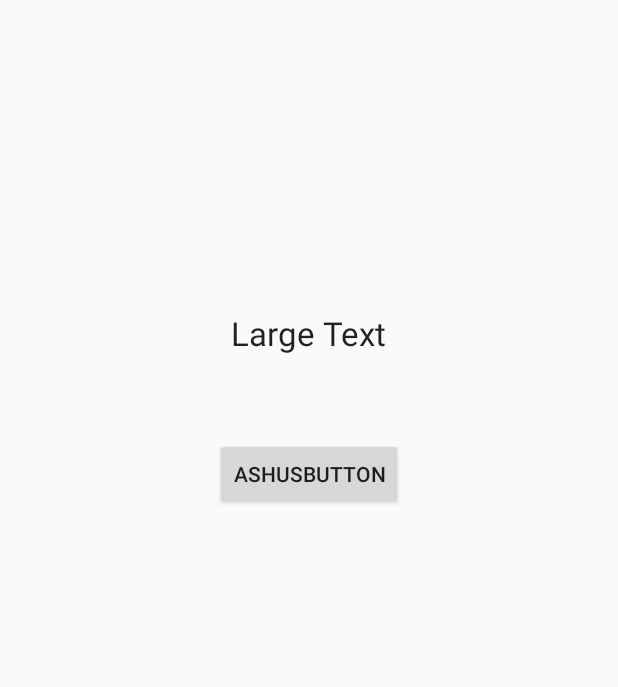
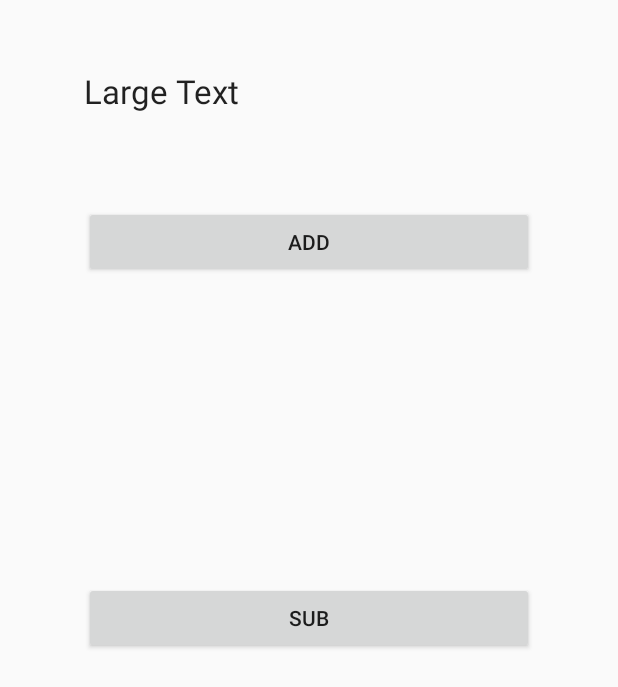
Before and after one commit to success999/HardWork, an Android app: the layout activity_main.xml on its own in the app's theme, with its tools: preview values and no code run, on a phone screen of 412 x 824 dp. Shown: the top 687 px of the screen. Run offline under Robolectric (Android 15) with nearby library versions, the phone set to English and light mode, and no system bars.

Commit message:
add Menu.java add Text.java add Splash.java

```diff
--- a/app/src/main/res/layout/activity_main.xml
+++ b/app/src/main/res/layout/activity_main.xml
@@ -1,26 +1,41 @@
 <RelativeLayout xmlns:android="http://schemas.android.com/apk/res/android"
-    xmlns:tools="http://schemas.android.com/tools" android:layout_width="match_parent"
-    android:layout_height="match_parent" android:paddingLeft="@dimen/activity_horizontal_margin"
+    xmlns:tools="http://schemas.android.com/tools"
+    android:layout_width="match_parent"
+    android:layout_height="match_parent"
+    android:paddingBottom="@dimen/activity_vertical_margin"
+    android:paddingLeft="@dimen/activity_horizontal_margin"
     android:paddingRight="@dimen/activity_horizontal_margin"
     android:paddingTop="@dimen/activity_vertical_margin"
-    android:paddingBottom="@dimen/activity_vertical_margin" tools:context=".MainActivity">
+    tools:context=".MainActivity">
+
+    <Button
+        android:id="@+id/addButton"
+        android:layout_width="wrap_content"
+        android:layout_height="wrap_content"
+        android:layout_alignParentTop="true"
+        android:layout_centerHorizontal="true"
+        android:layout_marginTop="121dp"
+        android:width="300dp"
+        android:text="ADD" />
 
     <TextView
+        android:id="@+id/ashusText"
         android:layout_width="wrap_content"
         android:layout_height="wrap_content"
-        android:textAppearance="?android:attr/textAppearanceLarge"
-        android:text="Large Text"
-        android:id="@+id/textView"
         android:layout_alignParentTop="true"
         android:layout_centerHorizontal="true"
-        android:layout_marginTop="191dp" />
+        android:layout_marginTop="30dp"
+        android:minWidth="300dp"
+        android:text="Large Text"
+        android:textAppearance="?android:attr/textAppearanceLarge"
+        android:minHeight="60dp" />
 
     <Button
+        android:id="@+id/subButton"
         android:layout_width="wrap_content"
         android:layout_height="wrap_content"
-        android:text="ashusButton"
-        android:id="@+id/button"
-        android:layout_below="@+id/textView"
         android:layout_centerHorizontal="true"
-        android:layout_marginTop="55dp" />
+        android:layout_centerVertical="true"
+        android:width="300dp"
+        android:text="SUB" />
 </RelativeLayout>
```
Also changed, not shown: app/src/main/AndroidManifest.xml (+31 -3 lines), app/src/main/java/com/example/www/hardwork/MainActivity.java (+48 -18 lines), app/src/main/java/com/example/www/hardwork/Menu.java (added, +38 -0 lines), app/src/main/java/com/example/www/hardwork/Splash.java (added, +51 -0 lines), app/src/main/java/com/example/www/hardwork/Text.java (added, +112 -0 lines), app/src/main/res/layout/splash.xml (added, +8 -0 lines), app/src/main/res/layout/text.xml (added, +45 -0 lines), app/src/main/res/drawable/splash.jpg (added), 1 other file.
